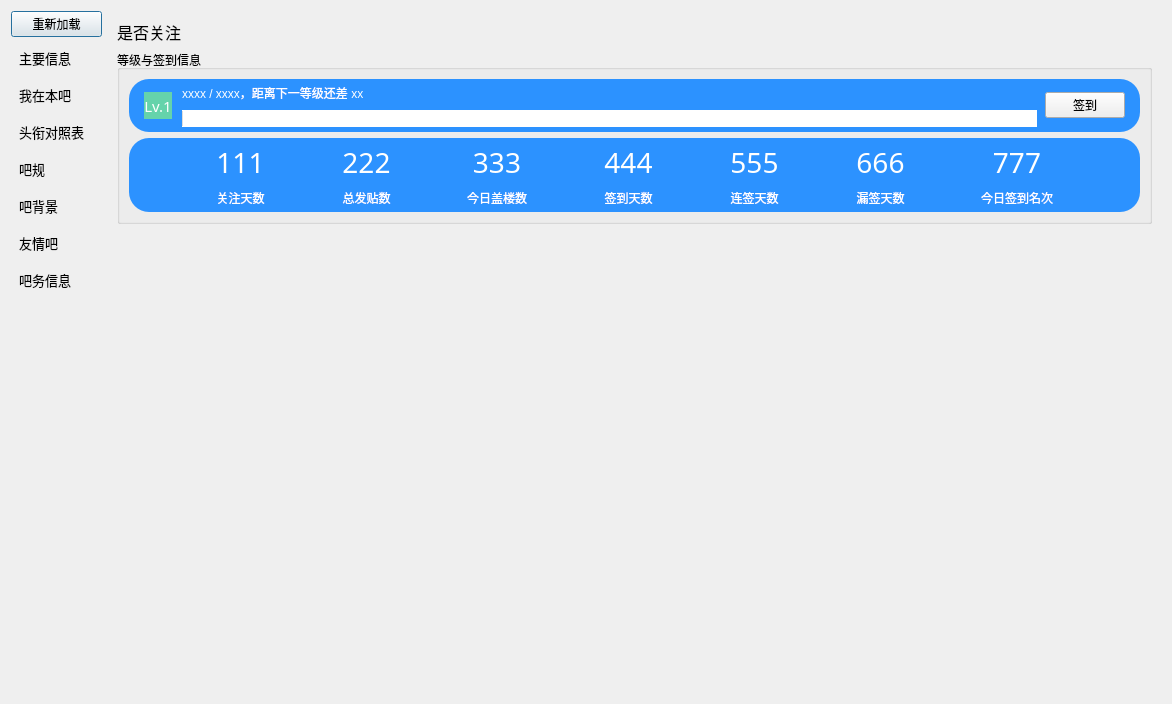
Qt form src/resf/forum_detail.ui (clb-128258/TiebaDesktop) before a commit.
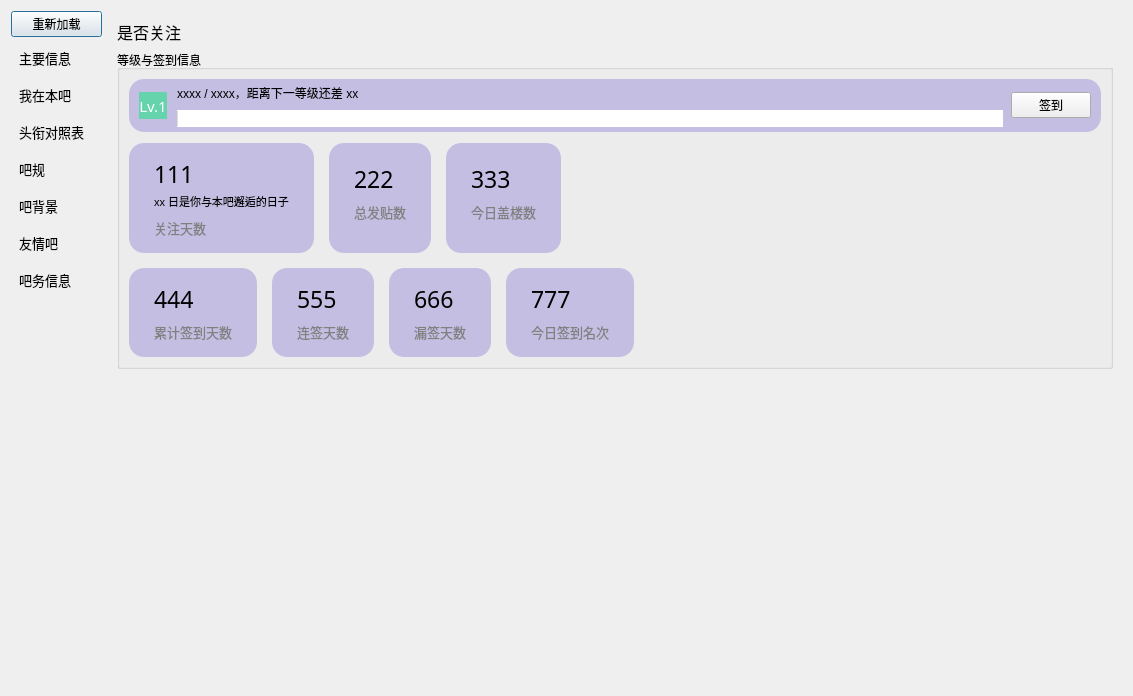
The same form after that commit. The open tabs and pages were chosen to show the change.

Commit message: ui: 优化吧详情页页面

Diff of the .ui file:
```diff
--- a/src/resf/forum_detail.ui
+++ b/src/resf/forum_detail.ui
@@ -6,8 +6,8 @@
    <rect>
     <x>0</x>
     <y>0</y>
-    <width>1172</width>
-    <height>704</height>
+    <width>1133</width>
+    <height>696</height>
    </rect>
   </property>
   <property name="font">
@@ -502,26 +502,526 @@
           <bool>true</bool>
          </property>
          <layout class="QGridLayout" name="gridLayout_11">
+          <item row="1" column="0">
+           <widget class="QFrame" name="frame_5">
+            <property name="styleSheet">
+             <string notr="true">QFrame#frame_9,#frame_8,#frame_10,#frame_11,#frame_12,#frame_13,#frame_14{
+	background-color: rgba(91, 68, 200, 70);
+	border-radius: 15px;
+}
+QLabel#label_36,#label_38,#label_39,#label_40,#label_41,#label_42,#label_44{color: grey;}</string>
+            </property>
+            <layout class="QGridLayout" name="gridLayout_30" columnstretch="0">
+             <property name="leftMargin">
+              <number>0</number>
+             </property>
+             <property name="topMargin">
+              <number>5</number>
+             </property>
+             <property name="rightMargin">
+              <number>0</number>
+             </property>
+             <property name="bottomMargin">
+              <number>0</number>
+             </property>
+             <property name="verticalSpacing">
+              <number>9</number>
+             </property>
+             <item row="2" column="0">
+              <layout class="QGridLayout" name="gridLayout_31" columnstretch="0,0,0,0,0,0,0,0,0,0,0,0">
+               <property name="rightMargin">
+                <number>0</number>
+               </property>
+               <property name="bottomMargin">
+                <number>0</number>
+               </property>
+               <property name="spacing">
+                <number>15</number>
+               </property>
+               <item row="0" column="2" colspan="10">
+                <layout class="QHBoxLayout" name="horizontalLayout">
+                 <property name="spacing">
+                  <number>15</number>
+                 </property>
+                 <property name="leftMargin">
+                  <number>0</number>
+                 </property>
+                 <item>
+                  <widget class="QFrame" name="frame_8">
+                   <layout class="QGridLayout" name="gridLayout_34">
+                    <property name="leftMargin">
+                     <number>25</number>
+                    </property>
+                    <property name="topMargin">
+                     <number>15</number>
+                    </property>
+                    <property name="rightMargin">
+                     <number>25</number>
+                    </property>
+                    <property name="bottomMargin">
+                     <number>15</number>
+                    </property>
+                    <property name="horizontalSpacing">
+                     <number>7</number>
+                    </property>
+                    <property name="verticalSpacing">
+                     <number>3</number>
+                    </property>
+                    <item row="1" column="0">
+                     <widget class="QLabel" name="label_43">
+                      <property name="font">
+                       <font>
+                        <pointsize>8</pointsize>
+                       </font>
+                      </property>
+                      <property name="text">
+                       <string>xx 日是你与本吧邂逅的日子</string>
+                      </property>
+                      <property name="alignment">
+                       <set>Qt::AlignLeading|Qt::AlignLeft|Qt::AlignVCenter</set>
+                      </property>
+                     </widget>
+                    </item>
+                    <item row="3" column="0">
+                     <widget class="QLabel" name="label_40">
+                      <property name="font">
+                       <font>
+                        <pointsize>10</pointsize>
+                       </font>
+                      </property>
+                      <property name="text">
+                       <string>关注天数</string>
+                      </property>
+                      <property name="alignment">
+                       <set>Qt::AlignLeading|Qt::AlignLeft|Qt::AlignTop</set>
+                      </property>
+                     </widget>
+                    </item>
+                    <item row="0" column="0">
+                     <widget class="QLabel" name="label_25">
+                      <property name="font">
+                       <font>
+                        <family>微软雅黑</family>
+                        <pointsize>17</pointsize>
+                       </font>
+                      </property>
+                      <property name="text">
+                       <string>111</string>
+                      </property>
+                      <property name="alignment">
+                       <set>Qt::AlignLeading|Qt::AlignLeft|Qt::AlignTop</set>
+                      </property>
+                      <property name="textInteractionFlags">
+                       <set>Qt::NoTextInteraction</set>
+                      </property>
+                     </widget>
+                    </item>
+                    <item row="2" column="0">
+                     <spacer name="verticalSpacer_4">
+                      <property name="orientation">
+                       <enum>Qt::Vertical</enum>
+                      </property>
+                      <property name="sizeType">
+                       <enum>QSizePolicy::Fixed</enum>
+                      </property>
+                      <property name="sizeHint" stdset="0">
+                       <size>
+                        <width>20</width>
+                        <height>5</height>
+                       </size>
+                      </property>
+                     </spacer>
+                    </item>
+                   </layout>
+                  </widget>
+                 </item>
+                 <item>
+                  <widget class="QFrame" name="frame_9">
+                   <layout class="QGridLayout" name="gridLayout_35">
+                    <property name="leftMargin">
+                     <number>25</number>
+                    </property>
+                    <property name="topMargin">
+                     <number>15</number>
+                    </property>
+                    <property name="rightMargin">
+                     <number>25</number>
+                    </property>
+                    <property name="bottomMargin">
+                     <number>15</number>
+                    </property>
+                    <property name="spacing">
+                     <number>7</number>
+                    </property>
+                    <item row="0" column="0">
+                     <widget class="QLabel" name="label_26">
+                      <property name="font">
+                       <font>
+                        <family>微软雅黑</family>
+                        <pointsize>17</pointsize>
+                       </font>
+                      </property>
+                      <property name="text">
+                       <string>222</string>
+                      </property>
+                      <property name="alignment">
+                       <set>Qt::AlignBottom|Qt::AlignLeading|Qt::AlignLeft</set>
+                      </property>
+                      <property name="textInteractionFlags">
+                       <set>Qt::NoTextInteraction</set>
+                      </property>
+                     </widget>
+                    </item>
+                    <item row="1" column="0">
+                     <widget class="QLabel" name="label_41">
+                      <property name="font">
+                       <font>
+                        <pointsize>10</pointsize>
+                       </font>
+                      </property>
+                      <property name="text">
+                       <string>总发贴数</string>
+                      </property>
+                      <property name="alignment">
+                       <set>Qt::AlignLeading|Qt::AlignLeft|Qt::AlignTop</set>
+                      </property>
+                     </widget>
+                    </item>
+                   </layout>
+                  </widget>
+                 </item>
+                 <item>
+                  <widget class="QFrame" name="frame_10">
+                   <layout class="QGridLayout" name="gridLayout_33">
+                    <property name="leftMargin">
+                     <number>25</number>
+                    </property>
+                    <property name="topMargin">
+                     <number>15</number>
+                    </property>
+                    <property name="rightMargin">
+                     <number>25</number>
+                    </property>
+                    <property name="bottomMargin">
+                     <number>15</number>
+                    </property>
+                    <property name="verticalSpacing">
+                     <number>7</number>
+                    </property>
+                    <item row="0" column="0">
+                     <widget class="QLabel" name="label_27">
+                      <property name="font">
+                       <font>
+                        <family>微软雅黑</family>
+                        <pointsize>17</pointsize>
+                       </font>
+                      </property>
+                      <property name="text">
+                       <string>333</string>
+                      </property>
+                      <property name="alignment">
+                       <set>Qt::AlignBottom|Qt::AlignLeading|Qt::AlignLeft</set>
+                      </property>
+                      <property name="textInteractionFlags">
+                       <set>Qt::NoTextInteraction</set>
+                      </property>
+                     </widget>
+                    </item>
+                    <item row="1" column="0">
+                     <widget class="QLabel" name="label_36">
+                      <property name="font">
+                       <font>
+                        <pointsize>10</pointsize>
+                       </font>
+                      </property>
+                      <property name="text">
+                       <string>今日盖楼数</string>
+                      </property>
+                      <property name="alignment">
+                       <set>Qt::AlignLeading|Qt::AlignLeft|Qt::AlignTop</set>
+                      </property>
+                     </widget>
+                    </item>
+                   </layout>
+                  </widget>
+                 </item>
+                 <item>
+                  <spacer name="horizontalSpacer">
+                   <property name="orientation">
+                    <enum>Qt::Horizontal</enum>
+                   </property>
+                   <property name="sizeHint" stdset="0">
+                    <size>
+                     <width>40</width>
+                     <height>20</height>
+                    </size>
+                   </property>
+                  </spacer>
+                 </item>
+                </layout>
+               </item>
+               <item row="1" column="2" colspan="10">
+                <layout class="QHBoxLayout" name="horizontalLayout_2">
+                 <property name="spacing">
+                  <number>15</number>
+                 </property>
+                 <item>
+                  <widget class="QFrame" name="frame_11">
+                   <layout class="QGridLayout" name="gridLayout_38">
+                    <property name="leftMargin">
+                     <number>25</number>
+                    </property>
+                    <property name="topMargin">
+                     <number>15</number>
+                    </property>
+                    <property name="rightMargin">
+                     <number>25</number>
+                    </property>
+                    <property name="bottomMargin">
+                     <number>15</number>
+                    </property>
+                    <property name="spacing">
+                     <number>7</number>
+                    </property>
+                    <item row="1" column="0">
+                     <widget class="QLabel" name="label_44">
+                      <property name="font">
+                       <font>
+                        <pointsize>10</pointsize>
+                       </font>
+                      </property>
+                      <property name="text">
+                       <string>累计签到天数</string>
+                      </property>
+                      <property name="alignment">
+                       <set>Qt::AlignLeading|Qt::AlignLeft|Qt::AlignTop</set>
+                      </property>
+                     </widget>
+                    </item>
+                    <item row="0" column="0">
+                     <widget class="QLabel" name="label_10">
+                      <property name="font">
+                       <font>
+                        <family>微软雅黑</family>
+                        <pointsize>17</pointsize>
+                       </font>
+                      </property>
+                      <property name="text">
+                       <string>444</string>
+                      </property>
+                      <property name="alignment">
+                       <set>Qt::AlignLeading|Qt::AlignLeft|Qt::AlignTop</set>
+                      </property>
+                      <property name="textInteractionFlags">
+                       <set>Qt::NoTextInteraction</set>
+                      </property>
+                     </widget>
+                    </item>
+                   </layout>
+                  </widget>
+                 </item>
+                 <item>
+                  <widget class="QFrame" name="frame_12">
+                   <layout class="QGridLayout" name="gridLayout_36">
+                    <property name="leftMargin">
+                     <number>25</number>
+                    </property>
+                    <property name="topMargin">
+                     <number>15</number>
+                    </property>
+                    <property name="rightMargin">
+                     <number>25</number>
+                    </property>
+                    <property name="bottomMargin">
+                     <number>15</number>
+                    </property>
+                    <property name="spacing">
+                     <number>7</number>
+                    </property>
+                    <item row="0" column="0">
+                     <widget class="QLabel" name="label_17">
+                      <property name="font">
+                       <font>
+                        <family>微软雅黑</family>
+                        <pointsize>17</pointsize>
+                       </font>
+                      </property>
+                      <property name="text">
+                       <string>555</string>
+                      </property>
+                      <property name="alignment">
+                       <set>Qt::AlignLeading|Qt::AlignLeft|Qt::AlignTop</set>
+                      </property>
+                      <property name="textInteractionFlags">
+                       <set>Qt::NoTextInteraction</set>
+                      </property>
+                     </widget>
+                    </item>
+                    <item row="1" column="0">
+                     <widget class="QLabel" name="label_42">
+                      <property name="font">
+                       <font>
+                        <pointsize>10</pointsize>
+                       </font>
+                      </property>
+                      <property name="text">
+                       <string>连签天数</string>
+                      </property>
+                      <property name="alignment">
+                       <set>Qt::AlignLeading|Qt::AlignLeft|Qt::AlignTop</set>
+                      </property>
+                     </widget>
+                    </item>
+                   </layout>
+                  </widget>
+                 </item>
+                 <item>
+                  <widget class="QFrame" name="frame_13">
+                   <layout class="QGridLayout" name="gridLayout_37">
+                    <property name="leftMargin">
+                     <number>25</number>
+                    </property>
+                    <property name="topMargin">
+                     <number>15</number>
+                    </property>
+                    <property name="rightMargin">
+                     <number>25</number>
+                    </property>
+                    <property name="bottomMargin">
+                     <number>15</number>
+                    </property>
+                    <property name="verticalSpacing">
+                     <number>7</number>
+                    </property>
+                    <item row="0" column="0">
+                     <widget class="QLabel" name="label_18">
+                      <property name="font">
+                       <font>
+                        <family>微软雅黑</family>
+                        <pointsize>17</pointsize>
+                       </font>
+                      </property>
+                      <property name="text">
+                       <string>666</string>
+                      </property>
+                      <property name="alignment">
+                       <set>Qt::AlignLeading|Qt::AlignLeft|Qt::AlignTop</set>
+                      </property>
+                      <property name="textInteractionFlags">
+                       <set>Qt::NoTextInteraction</set>
+                      </property>
+                     </widget>
+                    </item>
+                    <item row="1" column="0">
+                     <widget class="QLabel" name="label_38">
+                      <property name="font">
+                       <font>
+                        <pointsize>10</pointsize>
+                       </font>
+                      </property>
+                      <property name="text">
+                       <string>漏签天数</string>
+                      </property>
+                      <property name="alignment">
+                       <set>Qt::AlignLeading|Qt::AlignLeft|Qt::AlignTop</set>
+                      </property>
+                     </widget>
+                    </item>
+                   </layout>
+                  </widget>
+                 </item>
+                 <item>
+                  <widget class="QFrame" name="frame_14">
+                   <layout class="QGridLayout" name="gridLayout_39">
+                    <property name="leftMargin">
+                     <number>25</number>
+                    </property>
+                    <property name="topMargin">
+                     <number>15</number>
+                    </property>
+                    <property name="rightMargin">
+                     <number>25</number>
+                    </property>
+                    <property name="bottomMargin">
+                     <number>15</number>
+                    </property>
+                    <property name="verticalSpacing">
+                     <number>7</number>
+                    </property>
+                    <item row="0" column="0">
+                     <widget class="QLabel" name="label_28">
+                      <property name="font">
+                       <font>
+                        <family>微软雅黑</family>
+                        <pointsize>17</pointsize>
+                       </font>
+                      </property>
+                      <property name="text">
+                       <string>777</string>
+                      </property>
+                      <property name="alignment">
+                       <set>Qt::AlignLeading|Qt::AlignLeft|Qt::AlignTop</set>
+                      </property>
+                      <property name="textInteractionFlags">
+                       <set>Qt::NoTextInteraction</set>
+                      </property>
+                     </widget>
+                    </item>
+                    <item row="1" column="0">
+                     <widget class="QLabel" name="label_39">
+                      <property name="font">
+                       <font>
+                        <pointsize>10</pointsize>
+                       </font>
+                      </property>
+                      <property name="text">
+                       <string>今日签到名次</string>
+                      </property>
+                      <property name="alignment">
+                       <set>Qt::AlignLeading|Qt::AlignLeft|Qt::AlignTop</set>
+                      </property>
+                     </widget>
+                    </item>
+                   </layout>
+                  </widget>
+                 </item>
+                 <item>
+                  <spacer name="horizontalSpacer_2">
+                   <property name="orientation">
+                    <enum>Qt::Horizontal</enum>
+                   </property>
+                   <property name="sizeHint" stdset="0">
+                    <size>
+                     <width>40</width>
+                     <height>20</height>
+                    </size>
+                   </property>
+                  </spacer>
+                 </item>
+                </layout>
+               </item>
+              </layout>
+             </item>
+            </layout>
+           </widget>
+          </item>
           <item row="0" column="0">
            <widget class="QFrame" name="frame_4">
             <property name="styleSheet">
              <string notr="true">QFrame#frame_4{
-	background-color: rgb(44, 146, 255);
-	border-radius: 20px;
-}
-QLabel{
-	color: rgb(255, 255, 255);
+	background-color: rgba(91, 68, 200, 70);
+	border-radius: 15px;
 }</string>
             </property>
             <layout class="QGridLayout" name="gridLayout_27" columnstretch="2">
              <property name="leftMargin">
-              <number>15</number>
+              <number>10</number>
              </property>
              <property name="topMargin">
               <number>5</number>
              </property>
              <property name="rightMargin">
-              <number>15</number>
+              <number>10</number>
              </property>
              <property name="bottomMargin">
               <number>5</number>
@@ -635,464 +1135,6 @@
             </layout>
            </widget>
           </item>
-          <item row="1" column="0">
-           <widget class="QFrame" name="frame_5">
-            <property name="styleSheet">
-             <string notr="true">QFrame#frame_5{
-	background-color: rgb(44, 146, 255);
-	border-radius: 20px;
-}
-QLabel{
-	color: rgb(255, 255, 255);
-}</string>
-            </property>
-            <layout class="QGridLayout" name="gridLayout_30" columnstretch="0">
-             <property name="leftMargin">
-              <number>25</number>
-             </property>
-             <property name="topMargin">
-              <number>5</number>
-             </property>
-             <property name="rightMargin">
-              <number>25</number>
-             </property>
-             <property name="bottomMargin">
-              <number>5</number>
-             </property>
-             <property name="verticalSpacing">
-              <number>9</number>
-             </property>
-             <item row="2" column="0">
-              <layout class="QGridLayout" name="gridLayout_31" columnstretch="0,0,0,0,0,0,0,0,0,0,0,0,0,0,0">
-               <property name="rightMargin">
-                <number>0</number>
-               </property>
-               <property name="bottomMargin">
-                <number>0</number>
-               </property>
-               <property name="horizontalSpacing">
-                <number>15</number>
-               </property>
-               <property name="verticalSpacing">
-                <number>9</number>
-               </property>
-               <item row="1" column="4">
-                <spacer name="horizontalSpacer_17">
-                 <property name="orientation">
-                  <enum>Qt::Horizontal</enum>
-                 </property>
-                 <property name="sizeHint" stdset="0">
-                  <size>
-                   <width>40</width>
-                   <height>20</height>
-                  </size>
-                 </property>
-                </spacer>
-               </item>
-               <item row="1" column="8">
-                <spacer name="horizontalSpacer_16">
-                 <property name="orientation">
-                  <enum>Qt::Horizontal</enum>
-                 </property>
-                 <property name="sizeHint" stdset="0">
-                  <size>
-                   <width>40</width>
-                   <height>20</height>
-                  </size>
-                 </property>
-                </spacer>
-               </item>
-               <item row="1" column="3">
-                <layout class="QGridLayout" name="gridLayout_35">
-                 <property name="bottomMargin">
-                  <number>0</number>
-                 </property>
-                 <property name="spacing">
-                  <number>7</number>
-                 </property>
-                 <item row="0" column="0">
-                  <widget class="QLabel" name="label_26">
-                   <property name="font">
-                    <font>
-                     <family>微软雅黑</family>
-                     <pointsize>21</pointsize>
-                    </font>
-                   </property>
-                   <property name="text">
-                    <string>222</string>
-                   </property>
-                   <property name="alignment">
-                    <set>Qt::AlignCenter</set>
-                   </property>
-                   <property name="textInteractionFlags">
-                    <set>Qt::TextBrowserInteraction</set>
-                   </property>
-                  </widget>
-                 </item>
-                 <item row="1" column="0">
-                  <widget class="QLabel" name="label_41">
-                   <property name="font">
-                    <font>
-                     <pointsize>9</pointsize>
-                    </font>
-                   </property>
-                   <property name="text">
-                    <string>总发贴数</string>
-                   </property>
-                   <property name="alignment">
-                    <set>Qt::AlignHCenter|Qt::AlignTop</set>
-                   </property>
-                  </widget>
-                 </item>
-                </layout>
-               </item>
-               <item row="1" column="5">
-                <layout class="QGridLayout" name="gridLayout_33">
-                 <property name="bottomMargin">
-                  <number>0</number>
-                 </property>
-                 <property name="verticalSpacing">
-                  <number>7</number>
-                 </property>
-                 <item row="1" column="0">
-                  <widget class="QLabel" name="label_36">
-                   <property name="font">
-                    <font>
-                     <pointsize>9</pointsize>
-                    </font>
-                   </property>
-                   <property name="text">
-                    <string>今日盖楼数</string>
-                   </property>
-                   <property name="alignment">
-                    <set>Qt::AlignHCenter|Qt::AlignTop</set>
-                   </property>
-                  </widget>
-                 </item>
-                 <item row="0" column="0">
-                  <widget class="QLabel" name="label_27">
-                   <property name="font">
-                    <font>
-                     <family>微软雅黑</family>
-                     <pointsize>21</pointsize>
-                    </font>
-                   </property>
-                   <property name="text">
-                    <string>333</string>
-                   </property>
-                   <property name="alignment">
-                    <set>Qt::AlignCenter</set>
-                   </property>
-                   <property name="textInteractionFlags">
-                    <set>Qt::TextBrowserInteraction</set>
-                   </property>
-                  </widget>
-                 </item>
-                </layout>
-               </item>
-               <item row="1" column="1">
-                <layout class="QGridLayout" name="gridLayout_34">
-                 <property name="bottomMargin">
-                  <number>0</number>
-                 </property>
-                 <property name="spacing">
-                  <number>7</number>
-                 </property>
-                 <item row="0" column="0">
-                  <widget class="QLabel" name="label_25">
-                   <property name="font">
-                    <font>
-                     <family>微软雅黑</family>
-                     <pointsize>21</pointsize>
-                    </font>
-                   </property>
-                   <property name="text">
-                    <string>111</string>
-                   </property>
-                   <property name="alignment">
-                    <set>Qt::AlignCenter</set>
-                   </property>
-                   <property name="textInteractionFlags">
-                    <set>Qt::TextBrowserInteraction</set>
-                   </property>
-                  </widget>
-                 </item>
-                 <item row="1" column="0">
-                  <widget class="QLabel" name="label_40">
-                   <property name="font">
-                    <font>
-                     <pointsize>9</pointsize>
-                    </font>
-                   </property>
-                   <property name="text">
-                    <string>关注天数</string>
-                   </property>
-                   <property name="alignment">
-                    <set>Qt::AlignHCenter|Qt::AlignTop</set>
-                   </property>
-                  </widget>
-                 </item>
-                </layout>
-               </item>
-               <item row="1" column="6">
-                <spacer name="horizontalSpacer_20">
-                 <property name="orientation">
-                  <enum>Qt::Horizontal</enum>
-                 </property>
-                 <property name="sizeHint" stdset="0">
-                  <size>
-                   <width>40</width>
-                   <height>20</height>
-                  </size>
-                 </property>
-                </spacer>
-               </item>
-               <item row="1" column="14">
-                <spacer name="horizontalSpacer_24">
-                 <property name="orientation">
-                  <enum>Qt::Horizontal</enum>
-                 </property>
-                 <property name="sizeHint" stdset="0">
-                  <size>
-                   <width>40</width>
-                   <height>20</height>
-                  </size>
-                 </property>
-                </spacer>
-               </item>
-               <item row="1" column="10">
-                <spacer name="horizontalSpacer_21">
-                 <property name="orientation">
-                  <enum>Qt::Horizontal</enum>
-                 </property>
-                 <property name="sizeHint" stdset="0">
-                  <size>
-                   <width>40</width>
-                   <height>20</height>
-                  </size>
-                 </property>
-                </spacer>
-               </item>
-               <item row="1" column="2">
-                <spacer name="horizontalSpacer_15">
-                 <property name="orientation">
-                  <enum>Qt::Horizontal</enum>
-                 </property>
-                 <property name="sizeHint" stdset="0">
-                  <size>
-                   <width>40</width>
-                   <height>20</height>
-                  </size>
-                 </property>
-                </spacer>
-               </item>
-               <item row="1" column="12">
-                <spacer name="horizontalSpacer_22">
-                 <property name="orientation">
-                  <enum>Qt::Horizontal</enum>
-                 </property>
-                 <property name="sizeHint" stdset="0">
-                  <size>
-                   <width>40</width>
-                   <height>20</height>
-                  </size>
-                 </property>
-                </spacer>
-               </item>
-               <item row="1" column="0">
-                <spacer name="horizontalSpacer_14">
-                 <property name="orientation">
-                  <enum>Qt::Horizontal</enum>
-                 </property>
-                 <property name="sizeHint" stdset="0">
-                  <size>
-                   <width>40</width>
-                   <height>20</height>
-                  </size>
-                 </property>
-                </spacer>
-               </item>
-               <item row="1" column="11">
-                <layout class="QGridLayout" name="gridLayout_37">
-                 <property name="bottomMargin">
-                  <number>0</number>
-                 </property>
-                 <property name="verticalSpacing">
-                  <number>7</number>
-                 </property>
-                 <item row="0" column="0">
-                  <widget class="QLabel" name="label_18">
-                   <property name="font">
-                    <font>
-                     <family>微软雅黑</family>
-                     <pointsize>21</pointsize>
-                    </font>
-                   </property>
-                   <property name="text">
-                    <string>666</string>
-                   </property>
-                   <property name="alignment">
-                    <set>Qt::AlignCenter</set>
-                   </property>
-                   <property name="textInteractionFlags">
-                    <set>Qt::TextBrowserInteraction</set>
-                   </property>
-                  </widget>
-                 </item>
-                 <item row="1" column="0">
-                  <widget class="QLabel" name="label_38">
-                   <property name="font">
-                    <font>
-                     <pointsize>9</pointsize>
-                    </font>
-                   </property>
-                   <property name="text">
-                    <string>漏签天数</string>
-                   </property>
-                   <property name="alignment">
-                    <set>Qt::AlignHCenter|Qt::AlignTop</set>
-                   </property>
-                  </widget>
-                 </item>
-                </layout>
-               </item>
-               <item row="1" column="9">
-                <layout class="QGridLayout" name="gridLayout_36">
-                 <property name="bottomMargin">
-                  <number>0</number>
-                 </property>
-                 <property name="spacing">
-                  <number>7</number>
-                 </property>
-                 <item row="1" column="0">
-                  <widget class="QLabel" name="label_42">
-                   <property name="font">
-                    <font>
-                     <pointsize>9</pointsize>
-                    </font>
-                   </property>
-                   <property name="text">
-                    <string>连签天数</string>
-                   </property>
-                   <property name="alignment">
-                    <set>Qt::AlignHCenter|Qt::AlignTop</set>
-                   </property>
-                  </widget>
-                 </item>
-                 <item row="0" column="0">
-                  <widget class="QLabel" name="label_17">
-                   <property name="font">
-                    <font>
-                     <family>微软雅黑</family>
-                     <pointsize>21</pointsize>
-                    </font>
-                   </property>
-                   <property name="text">
-                    <string>555</string>
-                   </property>
-                   <property name="alignment">
-                    <set>Qt::AlignCenter</set>
-                   </property>
-                   <property name="textInteractionFlags">
-                    <set>Qt::TextBrowserInteraction</set>
-                   </property>
-                  </widget>
-                 </item>
-                </layout>
-               </item>
-               <item row="1" column="13">
-                <layout class="QGridLayout" name="gridLayout_39">
-                 <property name="bottomMargin">
-                  <number>0</number>
-                 </property>
-                 <property name="verticalSpacing">
-                  <number>7</number>
-                 </property>
-                 <item row="0" column="0">
-                  <widget class="QLabel" name="label_28">
-                   <property name="font">
-                    <font>
-                     <family>微软雅黑</family>
-                     <pointsize>21</pointsize>
-                    </font>
-                   </property>
-                   <property name="text">
-                    <string>777</string>
-                   </property>
-                   <property name="alignment">
-                    <set>Qt::AlignCenter</set>
-                   </property>
-                   <property name="textInteractionFlags">
-                    <set>Qt::TextBrowserInteraction</set>
-                   </property>
-                  </widget>
-                 </item>
-                 <item row="1" column="0">
-                  <widget class="QLabel" name="label_39">
-                   <property name="font">
-                    <font>
-                     <pointsize>9</pointsize>
-                    </font>
-                   </property>
-                   <property name="text">
-                    <string>今日签到名次</string>
-                   </property>
-                   <property name="alignment">
-                    <set>Qt::AlignHCenter|Qt::AlignTop</set>
-                   </property>
-                  </widget>
-                 </item>
-                </layout>
-               </item>
-               <item row="1" column="7">
-                <layout class="QGridLayout" name="gridLayout_38">
-                 <property name="bottomMargin">
-                  <number>0</number>
-                 </property>
-                 <property name="spacing">
-                  <number>7</number>
-                 </property>
-                 <item row="1" column="0">
-                  <widget class="QLabel" name="label_44">
-                   <property name="font">
-                    <font>
-                     <pointsize>9</pointsize>
-                    </font>
-                   </property>
-                   <property name="text">
-                    <string>签到天数</string>
-                   </property>
-                   <property name="alignment">
-                    <set>Qt::AlignHCenter|Qt::AlignTop</set>
-                   </property>
-                  </widget>
-                 </item>
-                 <item row="0" column="0">
-                  <widget class="QLabel" name="label_10">
-                   <property name="font">
-                    <font>
-                     <family>微软雅黑</family>
-                     <pointsize>21</pointsize>
-                    </font>
-                   </property>
-                   <property name="text">
-                    <string>444</string>
-                   </property>
-                   <property name="alignment">
-                    <set>Qt::AlignCenter</set>
-                   </property>
-                   <property name="textInteractionFlags">
-                    <set>Qt::TextBrowserInteraction</set>
-                   </property>
-                  </widget>
-                 </item>
-                </layout>
-               </item>
-              </layout>
-             </item>
-            </layout>
-           </widget>
-          </item>
          </layout>
         </widget>
        </item>
```
Left out of the diff: 562 changed lines with no effect on the pictures. The commit also changes 3 other files.
